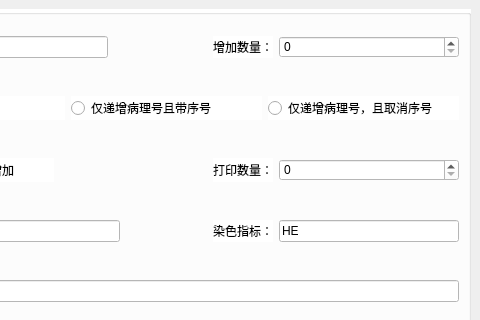
Qt form tabnormalslice/newmorenormalslice.ui (YYC572652645/PatholoSystem) before a commit; both pictures show x 147 to 627 and y 0 to 320 of the 627 by 512 pixel window.
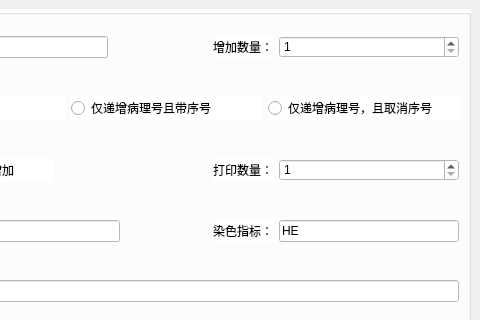
The same form after that commit.

Diff of the .ui file:
```diff
--- a/tabnormalslice/newmorenormalslice.ui
+++ b/tabnormalslice/newmorenormalslice.ui
@@ -99,6 +99,12 @@
                  <height>16777215</height>
                 </size>
                </property>
+               <property name="minimum">
+                <number>1</number>
+               </property>
+               <property name="maximum">
+                <number>1000000000</number>
+               </property>
               </widget>
              </item>
             </layout>
@@ -218,6 +224,12 @@
                  <height>16777215</height>
                 </size>
                </property>
+               <property name="minimum">
+                <number>1</number>
+               </property>
+               <property name="maximum">
+                <number>1000000000</number>
+               </property>
               </widget>
              </item>
             </layout>
```
